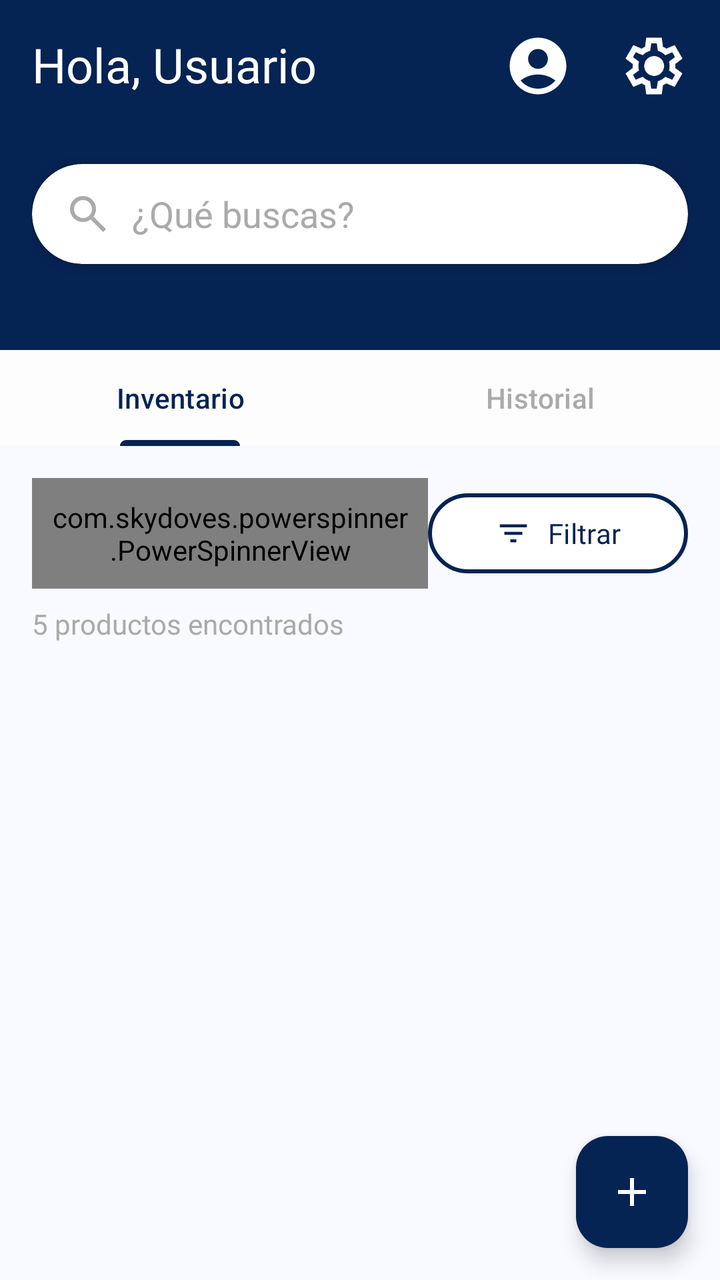
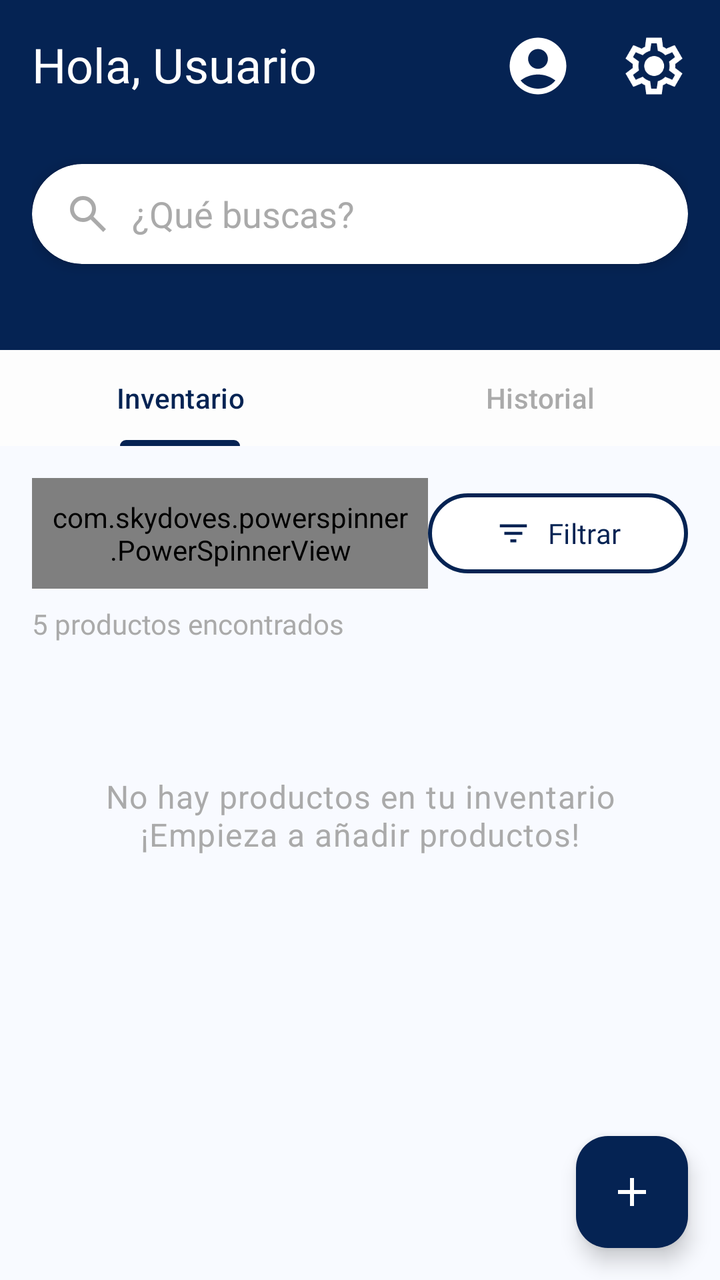

The first picture is an Android layout as it rendered before a commit; the second is the same layout after the commit. The layout source and the unified diff follow.
<!-- AndroidManifest.xml: application theme Theme.SmartFreezer -->
<!-- res/layout/fragment_inventory.xml -->
<?xml version="1.0" encoding="utf-8"?>
<androidx.constraintlayout.widget.ConstraintLayout
    xmlns:android="http://schemas.android.com/apk/res/android"
    xmlns:app="http://schemas.android.com/apk/res-auto"
    xmlns:tools="http://schemas.android.com/tools"
    android:id="@+id/homeFragmentLayout"
    android:layout_width="match_parent"
    android:layout_height="match_parent"
    android:background="?attr/colorBackground"
    tools:context=".navigation.InventoryFragment">

    
    <LinearLayout
        android:id="@+id/headerLayout"
        android:layout_width="0dp"
        android:layout_height="175dp"
        android:orientation="vertical"
        android:background="?attr/colorHeaderBackground"
        android:padding="16dp"
        app:layout_constraintTop_toTopOf="parent"
        app:layout_constraintStart_toStartOf="parent"
        app:layout_constraintEnd_toEndOf="parent">

        
        <RelativeLayout
            android:layout_width="match_parent"
            android:layout_height="50dp"
            android:paddingBottom="10dp">

            <TextView
                android:id="@+id/tvGreeting"
                android:layout_width="wrap_content"
                android:layout_height="wrap_content"
                android:fontFamily="@font/roboto_light"
                android:text="@string/hola_usuario"
                android:textColor="?attr/colorHeaderText"
                android:textSize="24sp"
                tools:ignore="RelativeOverlap" />

            <LinearLayout
                android:id="@+id/headerIcons"
                android:layout_width="wrap_content"
                android:layout_height="wrap_content"
                android:layout_alignParentEnd="true"
                android:orientation="horizontal">

                <ImageView
                    android:id="@+id/btnAccountInventory"
                    android:layout_width="34dp"
                    android:layout_height="34dp"
                    android:layout_marginEnd="24dp"
                    android:contentDescription="@string/icono"
                    android:src="@drawable/account2"
                    app:tint="?attr/colorHeaderText"/>

                <ImageView
                    android:id="@+id/btnSettingsInventory"
                    android:layout_width="34dp"
                    android:layout_height="34dp"
                    android:contentDescription="@string/icono"
                    android:src="@drawable/settings"
                    app:tint="?attr/colorHeaderText"/>

            </LinearLayout>
        </RelativeLayout>

        
        <androidx.cardview.widget.CardView
            android:layout_width="match_parent"
            android:layout_height="50dp"
            android:layout_marginTop="16dp"
            android:backgroundTint="?attr/colorSearchBarBackground"
            app:cardCornerRadius="25dp"
            app:cardElevation="4dp">

            <LinearLayout
                android:layout_width="match_parent"
                android:layout_height="match_parent"
                android:orientation="horizontal"
                android:gravity="center_vertical"
                android:paddingHorizontal="16dp">

                <ImageView
                    android:layout_width="24dp"
                    android:layout_height="24dp"
                    android:contentDescription="@string/icono"
                    app:tint="?attr/colorTextSecondary"
                    android:src="@drawable/search" />

                <EditText
                    android:id="@+id/searchBar"
                    android:layout_width="match_parent"
                    android:layout_height="wrap_content"
                    android:layout_marginStart="10dp"
                    android:autofillHints=""
                    android:background="?attr/colorSearchBarBackground"
                    android:fontFamily="@font/roboto"
                    android:hint="@string/qu_buscas"
                    android:inputType="text"
                    android:minHeight="48dp"
                    android:textColor="?attr/colorTextPrimary"
                    android:textColorHint="?attr/colorTextSecondary" />
            </LinearLayout>
        </androidx.cardview.widget.CardView>
    </LinearLayout>

    
    <com.google.android.material.tabs.TabLayout
        android:id="@+id/tabSelectorInventory"
        android:layout_width="0dp"
        android:layout_height="wrap_content"
        android:background="?attr/tabBackgroundColor"
        app:layout_constraintEnd_toEndOf="parent"
        app:layout_constraintStart_toStartOf="parent"
        app:layout_constraintTop_toBottomOf="@id/headerLayout"
        app:tabIndicatorColor="?attr/colorTextPrimary"
        app:tabSelectedTextColor="?attr/colorTextPrimary"
        app:tabTextColor="?attr/colorTextSecondary">

        <com.google.android.material.tabs.TabItem
            android:layout_width="wrap_content"
            android:layout_height="wrap_content"
            android:text="@string/inventario" />

        <com.google.android.material.tabs.TabItem
            android:layout_width="wrap_content"
            android:layout_height="wrap_content"
            android:text="@string/historial" />

    </com.google.android.material.tabs.TabLayout>

    
    <androidx.constraintlayout.widget.ConstraintLayout
        android:id="@+id/locationInfo"
        android:layout_width="0dp"
        android:layout_height="wrap_content"
        android:padding="16dp"
        app:layout_constraintTop_toBottomOf="@id/tabSelectorInventory"
        app:layout_constraintStart_toStartOf="parent"
        app:layout_constraintEnd_toEndOf="parent">

        <com.skydoves.powerspinner.PowerSpinnerView
            android:id="@+id/spinnerLocation"
            android:layout_width="0dp"
            android:layout_height="wrap_content"
            android:hint="@string/donde_esta"
            android:padding="10dp"
            android:textAlignment="textStart"
            android:textColor="?attr/colorTextPrimary"
            android:textColorHint="?attr/colorTextPrimary"
            android:textSize="24sp"
            app:fontFamily="@font/roboto_light"
            app:layout_constraintStart_toStartOf="parent"
            app:layout_constraintTop_toTopOf="parent"
            app:layout_constraintEnd_toStartOf="@+id/filterButtonContainer"
            app:spinner_arrow_animate="true"
            app:spinner_arrow_gravity="end"
            app:spinner_arrow_padding="2dp"
            app:spinner_arrow_tint="?attr/colorTextPrimary"
            app:spinner_debounce_duration="25"
            app:spinner_divider_color="?attr/colorTextPrimary"
            app:spinner_divider_show="true"
            app:spinner_divider_size="0.8dp"
            app:spinner_item_array="@array/locations_array"
            app:spinner_item_height="60dp"
            app:spinner_popup_animation="dropdown"
            app:spinner_popup_background="?attr/colorPopupBackground"
            app:spinner_popup_elevation="14dp" />

        <FrameLayout
            android:id="@+id/filterButtonContainer"
            android:layout_width="wrap_content"
            android:layout_height="wrap_content"
            app:layout_constraintTop_toTopOf="@+id/spinnerLocation"
            app:layout_constraintBottom_toBottomOf="@+id/spinnerLocation"
            app:layout_constraintEnd_toEndOf="parent">

            <com.google.android.material.button.MaterialButton
                android:id="@+id/btnFilterOptions"
                android:layout_width="130dp"
                android:layout_height="wrap_content"
                android:backgroundTint="?attr/colorBackgroundFilterButton"
                android:elevation="2dp"
                android:paddingHorizontal="12dp"
                android:text="@string/filtrar"
                android:textColor="?attr/colorTextPrimary"
                android:textSize="14sp"
                app:fontFamily="@font/roboto"
                app:icon="@drawable/filter"
                app:iconGravity="textStart"
                app:iconTint="?attr/colorTextPrimary"
                app:strokeColor="?attr/colorTextPrimary"
                android:foreground="?attr/selectableItemBackground"
                app:strokeWidth="2dp" />

            <TextView
                android:id="@+id/filterBadge"
                android:layout_width="20dp"
                android:layout_height="20dp"
                android:layout_gravity="end|top"
                android:layout_marginTop="4dp"
                android:layout_marginEnd="4dp"
                android:background="@drawable/badge_circle"
                android:text="1"
                android:textStyle="bold"
                android:textColor="?attr/colorTextTertiary"
                android:textSize="12sp"
                android:gravity="center"
                android:visibility="gone"
                tools:ignore="HardcodedText" />
        </FrameLayout>

        <TextView
            android:id="@+id/tvProductCount"
            android:layout_width="wrap_content"
            android:layout_height="wrap_content"
            android:layout_marginTop="8dp"
            android:fontFamily="@font/roboto"
            android:text="5 productos encontrados"
            android:textColor="@android:color/darker_gray"
            android:textSize="14sp"
            app:layout_constraintStart_toStartOf="parent"
            app:layout_constraintTop_toBottomOf="@id/spinnerLocation"
            tools:ignore="HardcodedText" />

    </androidx.constraintlayout.widget.ConstraintLayout>

    
    <androidx.recyclerview.widget.RecyclerView
        android:id="@+id/rvInventory"
        android:layout_width="0dp"
        android:layout_height="0dp"
        android:layout_marginTop="4dp"
        android:padding="8dp"
        app:layout_constraintTop_toBottomOf="@id/locationInfo"
        app:layout_constraintBottom_toTopOf="@id/fabAddProduct"
        app:layout_constraintStart_toStartOf="parent"
        app:layout_constraintEnd_toEndOf="parent"
        tools:listitem="@layout/item_product_inventory" />


    
    <com.google.android.material.floatingactionbutton.FloatingActionButton
        android:id="@+id/fabAddProduct"
        android:layout_width="wrap_content"
        android:layout_height="wrap_content"
        android:layout_margin="16dp"
        android:contentDescription="@string/agregar_producto"
        android:src="@drawable/add"
        app:backgroundTint="?attr/colorTextPrimary"
        app:tint="?attr/colorTextTertiary"
        app:layout_constraintBottom_toBottomOf="parent"
        app:layout_constraintEnd_toEndOf="parent" />


    
</androidx.constraintlayout.widget.ConstraintLayout>
<!-- res/layout/item_product_inventory.xml (included above) -->
<?xml version="1.0" encoding="utf-8"?>
<androidx.cardview.widget.CardView
    xmlns:android="http://schemas.android.com/apk/res/android"
    xmlns:app="http://schemas.android.com/apk/res-auto"
    xmlns:tools="http://schemas.android.com/tools"
    android:layout_width="match_parent"
    android:layout_height="wrap_content"
    android:layout_margin="8dp"
    android:clickable="true"
    android:focusable="true"
    app:cardCornerRadius="12dp"
    app:cardBackgroundColor="?attr/colorCardBackground"
    app:cardElevation="4dp">

<LinearLayout
    android:layout_width="match_parent"
    android:layout_height="wrap_content"
    android:orientation="vertical"
    android:padding="12dp"
    android:gravity="center"
    android:foreground="?attr/selectableItemBackground"
    tools:ignore="UseCompoundDrawables">

    <ImageView
        android:id="@+id/ivProductIconInventory"
        android:layout_width="48dp"
        android:layout_height="48dp"
        android:src="@drawable/apple"
        android:contentDescription="@string/icono_del_producto" />

    <TextView
        android:id="@+id/tvProductNameInventory"
        android:layout_width="wrap_content"
        android:layout_height="wrap_content"
        android:text="@string/nombre"
        android:textSize="16sp"
        android:layout_marginTop="8dp"
        android:textColor="?attr/colorTextPrimary" />

</LinearLayout>

</androidx.cardview.widget.CardView>
<!-- resources referenced by this layout -->
<resources>
  <string-array name="locations_array">
          <item>Nevera</item>
          <item>Congelador</item>
          <item>Despensa</item>
          <item>Todos</item>
      </string-array>
  <!-- drawable account2 (drawable) -->
  <vector xmlns:android="http://schemas.android.com/apk/res/android" android:height="24dp" android:tint="#000000" android:viewportHeight="24" android:viewportWidth="24" android:width="24dp">
        
      <path android:fillColor="@color/black" android:pathData="M12,2C6.48,2 2,6.48 2,12s4.48,10 10,10s10,-4.48 10,-10S17.52,2 12,2zM12,6c1.93,0 3.5,1.57 3.5,3.5S13.93,13 12,13s-3.5,-1.57 -3.5,-3.5S10.07,6 12,6zM12,20c-2.03,0 -4.43,-0.82 -6.14,-2.88C7.55,15.8 9.68,15 12,15s4.45,0.8 6.14,2.12C16.43,19.18 14.03,20 12,20z"/>
      
  </vector>
  <!-- drawable add (drawable) -->
  <vector xmlns:android="http://schemas.android.com/apk/res/android"
      android:width="24dp"
      android:height="24dp"
      android:viewportWidth="960"
      android:viewportHeight="960">
    <path
        android:pathData="M440,520L200,520v-80h240v-240h80v240h240v80L520,520v240h-80v-240Z"
        android:fillColor="#FFFFFF"/>
  </vector>
  <!-- drawable badge_circle (drawable) -->
  <shape xmlns:android="http://schemas.android.com/apk/res/android" android:shape="oval">
      <solid android:color="?attr/colorTextPrimary" />
  </shape>
  <!-- drawable filter (drawable) -->
  <vector xmlns:android="http://schemas.android.com/apk/res/android"
      android:width="24dp"
      android:height="24dp"
      android:viewportWidth="960"
      android:viewportHeight="960">
    <path
        android:pathData="M400,720v-80h160v80L400,720ZM240,520v-80h480v80L240,520ZM120,320v-80h720v80L120,320Z"
        android:fillColor="#25414F"/>
  </vector>
  <!-- drawable search (drawable) -->
  <vector xmlns:android="http://schemas.android.com/apk/res/android"
      android:width="24dp"
      android:height="24dp"
      android:viewportWidth="960"
      android:viewportHeight="960">
    <path
        android:pathData="M784,840 L532,588q-30,24 -69,38t-83,14q-109,0 -184.5,-75.5T120,380q0,-109 75.5,-184.5T380,120q109,0 184.5,75.5T640,380q0,44 -14,83t-38,69l252,252 -56,56ZM380,560q75,0 127.5,-52.5T560,380q0,-75 -52.5,-127.5T380,200q-75,0 -127.5,52.5T200,380q0,75 52.5,127.5T380,560Z"
        android:fillColor="#25414F"/>
  </vector>
  <string name="agregar_producto">Agregar producto</string>
  <string name="donde_esta">¿Donde esta?</string>
  <string name="filtrar">Filtrar</string>
  <string name="historial">Historial</string>
  <string name="hola_usuario">Hola, Usuario</string>
  <string name="icono">icono</string>
  <string name="icono_del_producto">Icono del producto</string>
  <string name="inventario">Inventario</string>
  <string name="nombre">Nombre</string>
  <string name="qu_buscas">¿Qué buscas?</string>
  <style name="Theme.SmartFreezer" parent="android:Theme.Material.Light.NoActionBar" />
  <color name="black">#FF000000</color>
  <!-- unchanged entries left out for length: 2 -->
</resources>

<!-- the commit's change to res/layout/fragment_inventory.xml (unified diff, before → after) -->
@@ -238,6 +238,24 @@
         app:layout_constraintEnd_toEndOf="parent"
         tools:listitem="@layout/item_product_inventory" />
 
+    <TextView
+        android:id="@+id/tvEmptyInventory"
+        android:layout_width="wrap_content"
+        android:layout_height="wrap_content"
+        android:layout_gravity="center"
+        android:drawablePadding="16dp"
+        android:gravity="center"
+        android:padding="16dp"
+        android:text="@string/inventario_vacio"
+        android:textAppearance="?attr/textAppearanceBody1"
+        android:textColor="@android:color/darker_gray"
+        android:visibility="visible"
+        app:layout_constraintBottom_toBottomOf="parent"
+        app:layout_constraintEnd_toEndOf="parent"
+        app:layout_constraintStart_toStartOf="parent"
+        app:layout_constraintTop_toBottomOf="@id/headerLayout"/>
+
+
 
     
     <com.google.android.material.floatingactionbutton.FloatingActionButton
<!-- resource entries referenced after the edit -->
@@ -54,6 +54,7 @@
   <string name="icono">icono</string>
   <string name="icono_del_producto">Icono del producto</string>
   <string name="inventario">Inventario</string>
+  <string name="inventario_vacio">No hay productos en tu inventario\n¡Empieza a añadir productos!</string>
   <string name="nombre">Nombre</string>
   <string name="qu_buscas">¿Qué buscas?</string>
   <style name="Theme.SmartFreezer" parent="android:Theme.Material.Light.NoActionBar" />
